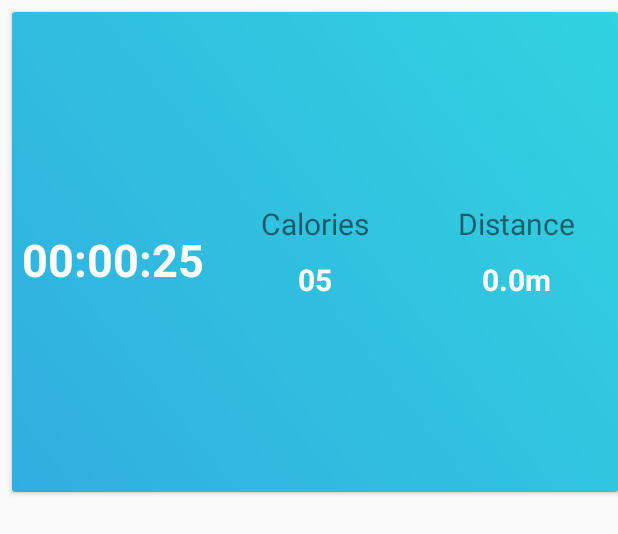
After one commit to AwsafAlam/Microcontroller_CSE316_Project-Cycle, an Android app: the layout timer_header.xml on its own in the app's theme, with its tools: preview values and no code run, on a phone screen of 412 x 824 dp. The commit adds this screen. Shown: the top 534 px of the screen. Run offline under Robolectric (Android 15) with nearby library versions, the phone set to English and light mode, and no system bars.

Commit message:
Some changes to the timer UI

```diff
--- a/Android-App/app/src/main/java/com/example/utshaw/cycle/ui/chat/view/ChatActivity.java
+++ b/Android-App/app/src/main/java/com/example/utshaw/cycle/ui/chat/view/ChatActivity.java
@@ -142,7 +142,8 @@ public class ChatActivity extends AppCompatActivity implements ChatView,OnMapRea
         String barcode = "1";
 
         btn = findViewById(R.id.unlock);
-        tvTextView = findViewById(R.id.timer);
+//        tvTextView = findViewById(R.id.timer);
+        tvTextView = findViewById(R.id.displaytime);
 
         btn.setOnClickListener(new View.OnClickListener() {
            @Override
--- a/Android-App/app/src/main/res/layout/activity_chat.xml
+++ b/Android-App/app/src/main/res/layout/activity_chat.xml
@@ -34,15 +34,19 @@ tools:openDrawer="start"
     android:layout_height="wrap_content"
     card_view:cardCornerRadius="4dp">
 
-    <!--<include-->
-    <!--layout="@layout/nav_header_map2"-->
-    <!--android:layout_width="match_parent"-->
-    <!--android:layout_height="wrap_content">-->
-    <!--</include>-->
-
-
+    <include
+    layout="@layout/timer_header"
+    android:layout_width="match_parent"
+    android:layout_height="wrap_content">
+    </include>
 
     </android.support.v7.widget.CardView>
+
+    <!--<include-->
+        <!--layout="@layout/timer_header"-->
+        <!--android:layout_width="match_parent"-->
+        <!--android:layout_height="wrap_content">-->
+    <!--</include>-->
 
     <fragment
         android:id="@+id/place_autocomplete_fragment"
--- /dev/null
+++ b/Android-App/app/src/main/res/layout/timer_header.xml
@@ -0,0 +1,88 @@
+<?xml version="1.0" encoding="utf-8"?>
+<android.support.v7.widget.CardView xmlns:android="http://schemas.android.com/apk/res/android"
+        xmlns:app="http://schemas.android.com/apk/res-auto"
+        android:layout_width="match_parent"
+        android:layout_height="320dp"
+        android:layout_centerHorizontal="true"
+        android:layout_marginBottom="8dp"
+        android:layout_marginStart="8dp"
+        android:layout_marginTop="8dp">
+
+
+        <LinearLayout
+            android:layout_width="match_parent"
+            android:layout_height="match_parent"
+            android:orientation="horizontal"
+            android:background="@drawable/gradientbackground"
+            android:weightSum="3">
+
+            <LinearLayout
+                android:layout_width="0dp"
+                android:layout_height="match_parent"
+                android:layout_weight="1"
+                android:gravity="center"
+                android:orientation="vertical">
+
+
+                <TextView
+                    android:layout_width="wrap_content"
+                    android:id="@+id/displaytime"
+                    android:layout_height="wrap_content"
+                    android:paddingTop="10dp"
+                    android:text="00:00:25"
+                    android:textColor="@color/colorWhite"
+                    android:textSize="30sp"
+                    android:textStyle="bold" />
+
+            </LinearLayout>
+
+            <LinearLayout
+                android:layout_width="0dp"
+                android:layout_height="match_parent"
+                android:layout_weight="1"
+                android:gravity="center"
+                android:orientation="vertical">
+
+                <TextView
+                    android:layout_width="wrap_content"
+                    android:layout_height="wrap_content"
+                    android:text="Calories"
+                    android:textSize="20sp" />
+
+                <TextView
+                    android:layout_width="wrap_content"
+                    android:layout_height="wrap_content"
+                    android:paddingTop="10dp"
+                    android:text="05"
+                    android:textColor="@color/colorWhite"
+                    android:textSize="20sp"
+                    android:textStyle="bold" />
+
+            </LinearLayout>
+
+            <LinearLayout
+                android:layout_width="0dp"
+                android:layout_height="match_parent"
+                android:layout_weight="1"
+                android:gravity="center"
+                android:orientation="vertical">
+
+                <TextView
+                    android:layout_width="wrap_content"
+                    android:layout_height="wrap_content"
+                    android:text="Distance"
+                    android:textSize="20sp" />
+
+                <TextView
+                    android:layout_width="wrap_content"
+                    android:layout_height="wrap_content"
+                    android:paddingTop="10dp"
+                    android:text="0.0m"
+                    android:textColor="@color/colorWhite"
+                    android:textSize="20sp"
+                    android:textStyle="bold" />
+
+            </LinearLayout>
+        </LinearLayout>
+
+    </android.support.v7.widget.CardView>
```
